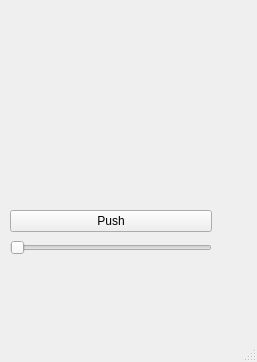
This is mainwindow.ui in Deivvvv/Test as Qt 5 draws it before an edit. The edited form follows.
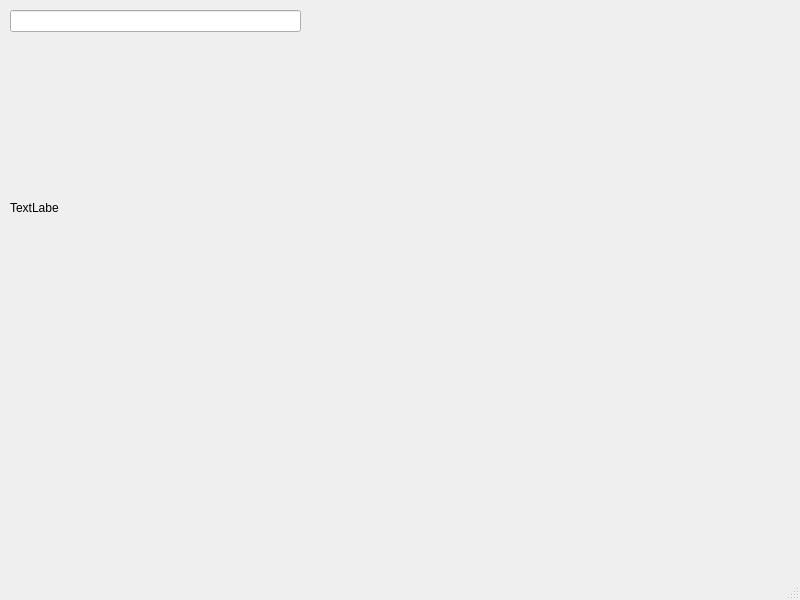
This is the edited form. Icons and pictures are not drawn.

Diff of the .ui file:
```diff
--- a/mainwindow.ui
+++ b/mainwindow.ui
@@ -6,70 +6,36 @@
    <rect>
     <x>0</x>
     <y>0</y>
-    <width>257</width>
-    <height>362</height>
+    <width>800</width>
+    <height>600</height>
    </rect>
   </property>
-  <property name="minimumSize">
-   <size>
-    <width>257</width>
-    <height>0</height>
-   </size>
-  </property>
   <property name="windowTitle">
    <string>MainWindow</string>
   </property>
   <widget class="QWidget" name="centralwidget">
-   <widget class="QWidget" name="">
+   <widget class="QLabel" name="label">
     <property name="geometry">
      <rect>
       <x>10</x>
-      <y>0</y>
-      <width>202</width>
-      <height>260</height>
+      <y>200</y>
+      <width>49</width>
+      <height>16</height>
      </rect>
     </property>
-    <layout class="QVBoxLayout" name="verticalLayout">
-     <item>
-      <widget class="QLabel" name="label">
-       <property name="sizePolicy">
-        <sizepolicy hsizetype="Fixed" vsizetype="Fixed">
-         <horstretch>0</horstretch>
-         <verstretch>0</verstretch>
-        </sizepolicy>
-       </property>
-       <property name="maximumSize">
-        <size>
-         <width>200</width>
-         <height>200</height>
-        </size>
-       </property>
-       <property name="text">
-        <string/>
-       </property>
-       <property name="pixmap">
-        <pixmap>../../Downloads/DZ36-master/greenButton.png</pixmap>
-       </property>
-       <property name="scaledContents">
-        <bool>true</bool>
-       </property>
-      </widget>
-     </item>
-     <item>
-      <widget class="QPushButton" name="pushButton">
-       <property name="text">
-        <string>Push</string>
-       </property>
-      </widget>
-     </item>
-     <item>
-      <widget class="QSlider" name="horizontalSlider">
-       <property name="orientation">
-        <enum>Qt::Horizontal</enum>
-       </property>
-      </widget>
-     </item>
-    </layout>
+    <property name="text">
+     <string>TextLabel</string>
+    </property>
+   </widget>
+   <widget class="QLineEdit" name="lineEdit">
+    <property name="geometry">
+     <rect>
+      <x>10</x>
+      <y>10</y>
+      <width>291</width>
+      <height>22</height>
+     </rect>
+    </property>
    </widget>
   </widget>
   <widget class="QMenuBar" name="menubar">
```
Left out of the diff: 24 changed lines with no effect on the pictures.
